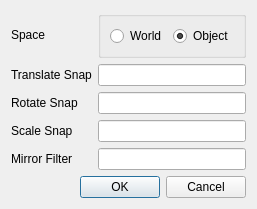
Qt form scripts/moyang/ui/options.ui (chowooseoung/cwsmt) before a commit.
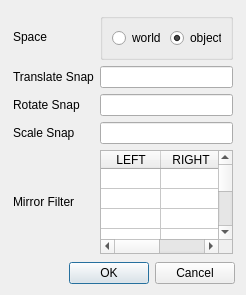
The same form after that commit.

What changed in the file:
```diff
--- a/scripts/moyang/ui/options.ui
+++ b/scripts/moyang/ui/options.ui
@@ -6,16 +6,44 @@
    <rect>
     <x>0</x>
     <y>0</y>
-    <width>230</width>
-    <height>190</height>
+    <width>246</width>
+    <height>295</height>
    </rect>
   </property>
+  <property name="minimumSize">
+   <size>
+    <width>246</width>
+    <height>0</height>
+   </size>
+  </property>
   <property name="windowTitle">
-   <string>Dialog</string>
+   <string>Options</string>
   </property>
   <layout class="QVBoxLayout" name="verticalLayout">
    <item>
     <layout class="QGridLayout" name="gridLayout">
+     <property name="leftMargin">
+      <number>2</number>
+     </property>
+     <property name="topMargin">
+      <number>2</number>
+     </property>
+     <property name="rightMargin">
+      <number>2</number>
+     </property>
+     <property name="bottomMargin">
+      <number>2</number>
+     </property>
+     <item row="2" column="0">
+      <widget class="QLabel" name="label_3">
+       <property name="text">
+        <string>Rotate Snap</string>
+       </property>
+      </widget>
+     </item>
+     <item row="2" column="1">
+      <widget class="QLineEdit" name="r_snap_line"/>
+     </item>
      <item row="0" column="0">
       <widget class="QLabel" name="label_5">
        <property name="text">
@@ -23,6 +51,13 @@
        </property>
       </widget>
      </item>
+     <item row="3" column="0">
+      <widget class="QLabel" name="label_4">
+       <property name="text">
+        <string>Scale Snap</string>
+       </property>
+      </widget>
+     </item>
      <item row="0" column="1">
       <widget class="QGroupBox" name="groupBox">
        <property name="title">
@@ -30,16 +65,16 @@
        </property>
        <layout class="QHBoxLayout" name="horizontalLayout">
         <item>
-         <widget class="QRadioButton" name="radioButton">
+         <widget class="QRadioButton" name="world_radio">
           <property name="text">
-           <string>World</string>
+           <string>world</string>
           </property>
          </widget>
         </item>
         <item>
-         <widget class="QRadioButton" name="radioButton_2">
+         <widget class="QRadioButton" name="object_radio">
           <property name="text">
-           <string>Object</string>
+           <string>object</string>
           </property>
           <property name="checked">
            <bool>true</bool>
@@ -49,6 +84,9 @@
        </layout>
       </widget>
      </item>
+     <item row="3" column="1">
+      <widget class="QLineEdit" name="s_snap_line"/>
+     </item>
      <item row="1" column="0">
       <widget class="QLabel" name="label">
        <property name="text">
@@ -56,38 +94,197 @@
        </property>
       </widget>
      </item>
-     <item row="1" column="1">
-      <widget class="QLineEdit" name="lineEdit"/>
-     </item>
-     <item row="2" column="0">
-      <widget class="QLabel" name="label_3">
-       <property name="text">
-        <string>Rotate Snap</string>
-       </property>
-      </widget>
-     </item>
-     <item row="2" column="1">
-      <widget class="QLineEdit" name="lineEdit_3"/>
-     </item>
-     <item row="3" column="0">
-      <widget class="QLabel" name="label_4">
-       <property name="text">
-        <string>Scale Snap</string>
-       </property>
-      </widget>
-     </item>
-     <item row="3" column="1">
-      <widget class="QLineEdit" name="lineEdit_4"/>
-     </item>
      <item row="4" column="0">
       <widget class="QLabel" name="label_2">
+       <property name="sizePolicy">
+        <sizepolicy hsizetype="Preferred" vsizetype="Preferred">
+         <horstretch>0</horstretch>
+         <verstretch>0</verstretch>
+        </sizepolicy>
+       </property>
        <property name="text">
         <string>Mirror Filter</string>
        </property>
       </widget>
      </item>
+     <item row="1" column="1">
+      <widget class="QLineEdit" name="t_snap_line"/>
+     </item>
      <item row="4" column="1">
-      <widget class="QLineEdit" name="lineEdit_2"/>
+      <widget class="QTableWidget" name="mirror_table">
+       <attribute name="horizontalHeaderDefaultSectionSize">
+        <number>60</number>
+       </attribute>
+       <attribute name="horizontalHeaderStretchLastSection">
+        <bool>false</bool>
+       </attribute>
+       <attribute name="verticalHeaderVisible">
+        <bool>false</bool>
+       </attribute>
+       <attribute name="verticalHeaderDefaultSectionSize">
+        <number>20</number>
+       </attribute>
+       <row>
+        <property name="text">
+         <string>새 열</string>
+        </property>
+       </row>
+       <row>
+        <property name="text">
+         <string>새 열</string>
+        </property>
+       </row>
+       <row>
+        <property name="text">
+         <string>새 열</string>
+        </property>
+       </row>
+       <row>
+        <property name="text">
+         <string>새 열</string>
+        </property>
+       </row>
+       <row>
+        <property name="text">
+         <string>새 열</string>
+        </property>
+       </row>
+       <row>
+        <property name="text">
+         <string>새 열</string>
+        </property>
+       </row>
+       <row>
+        <property name="text">
+         <string>새 열</string>
+        </property>
+       </row>
+       <row>
+        <property name="text">
+         <string>새 열</string>
+        </property>
+       </row>
+       <row>
+        <property name="text">
+         <string>새 열</string>
+        </property>
+       </row>
+       <row>
+        <property name="text">
+         <string>새 열</string>
+        </property>
+       </row>
+       <row>
+        <property name="text">
+         <string>새 열</string>
+        </property>
+       </row>
+       <row>
+        <property name="text">
+         <string>새 열</string>
+        </property>
+       </row>
+       <row>
+        <property name="text">
+         <string>새 열</string>
+        </property>
+       </row>
+       <row>
+        <property name="text">
+         <string>새 열</string>
+        </property>
+       </row>
+       <row>
+        <property name="text">
+         <string>새 열</string>
+        </property>
+       </row>
+       <row>
+        <property name="text">
+         <string>새 열</string>
+        </property>
+       </row>
+       <row>
+        <property name="text">
+         <string>새 열</string>
+        </property>
+       </row>
+       <row>
+        <property name="text">
+         <string>새 열</string>
+        </property>
+       </row>
+       <row>
+        <property name="text">
+         <string>새 열</string>
+        </property>
+       </row>
+       <row>
+        <property name="text">
+         <string>새 열</string>
+        </property>
+       </row>
+       <row>
+        <property name="text">
+         <string>새 열</string>
+        </property>
+       </row>
+       <row>
+        <property name="text">
+         <string>새 열</string>
+        </property>
+       </row>
+       <row>
+        <property name="text">
+         <string>새 열</string>
+        </property>
+       </row>
+       <row>
+        <property name="text">
+         <string>새 열</string>
+        </property>
+       </row>
+       <row>
+        <property name="text">
+         <string>새 열</string>
+        </property>
+       </row>
+       <row>
+        <property name="text">
+         <string>새 열</string>
+        </property>
+       </row>
+       <row>
+        <property name="text">
+         <string>새 열</string>
+        </property>
+       </row>
+       <row>
+        <property name="text">
+         <string>새 열</string>
+        </property>
+       </row>
+       <row>
+        <property name="text">
+         <string>새 열</string>
+        </property>
+       </row>
+       <row>
+        <property name="text">
+         <string>새 열</string>
+        </property>
+       </row>
+       <column>
+        <property name="text">
+         <string>LEFT</string>
+        </property>
+       </column>
+       <column>
+        <property name="text">
+         <string>RIGHT</string>
+        </property>
+       </column>
+      </widget>
      </item>
     </layout>
    </item>
```
Left out of the diff: 35 changed lines with no effect on the pictures.
